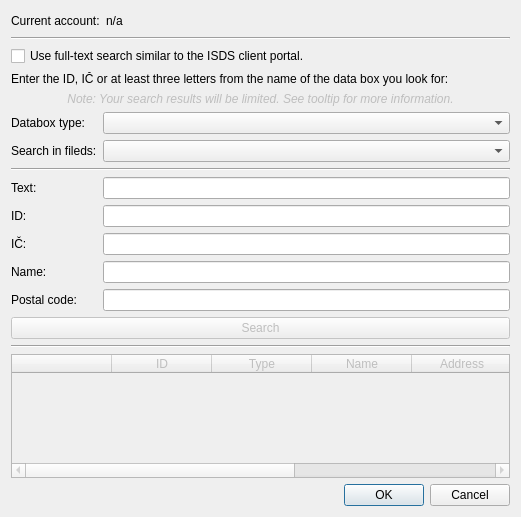
First picture: the form in src/gui/ui/dlg_ds_search.ui, repository psakar/datovka, before the edit.
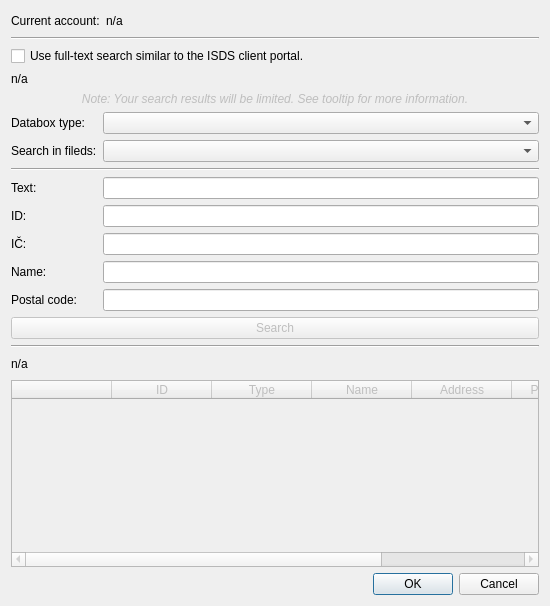
Second picture: the form after the edit. Icons and pictures are not drawn. Custom widgets are drawn as their Qt base class.

Commit message: Added string containing total number of found data boxes.

```diff
--- a/src/gui/ui/dlg_ds_search.ui
+++ b/src/gui/ui/dlg_ds_search.ui
@@ -6,8 +6,8 @@
    <rect>
     <x>0</x>
     <y>0</y>
-    <width>521</width>
-    <height>517</height>
+    <width>550</width>
+    <height>606</height>
    </rect>
   </property>
   <property name="windowTitle">
@@ -68,7 +68,7 @@
      <item>
       <widget class="QLabel" name="labelSearchDescr">
        <property name="text">
-        <string>Enter the ID, IČ or at least three letters from the name of the data box you look for:</string>
+        <string>n/a</string>
        </property>
       </widget>
      </item>
@@ -204,6 +204,30 @@
      </property>
     </widget>
    </item>
+   <item>
+    <layout class="QHBoxLayout" name="horizontalLayout">
+     <item>
+      <widget class="QLabel" name="searchResultText">
+       <property name="text">
+        <string>n/a</string>
+       </property>
+      </widget>
+     </item>
+     <item>
+      <spacer name="horizontalSpacer_2">
+       <property name="orientation">
+        <enum>Qt::Horizontal</enum>
+       </property>
+       <property name="sizeHint" stdset="0">
+        <size>
+         <width>40</width>
+         <height>20</height>
+        </size>
+       </property>
+      </spacer>
+     </item>
+    </layout>
+   </item>
    <item>
     <widget class="LoweredTableWidget" name="contactTableWidget">
      <property name="enabled">
```
The commit also changes 1 other file.
